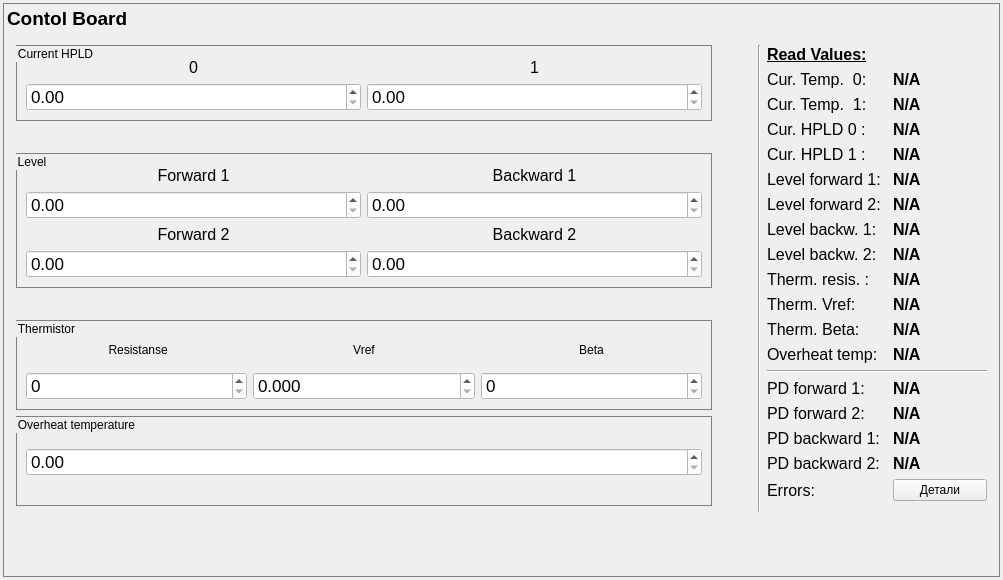
First picture: the form in cb_panel.ui, repository bulkanul/EVO_YFL_1064_GUI_coherent2, before the edit.
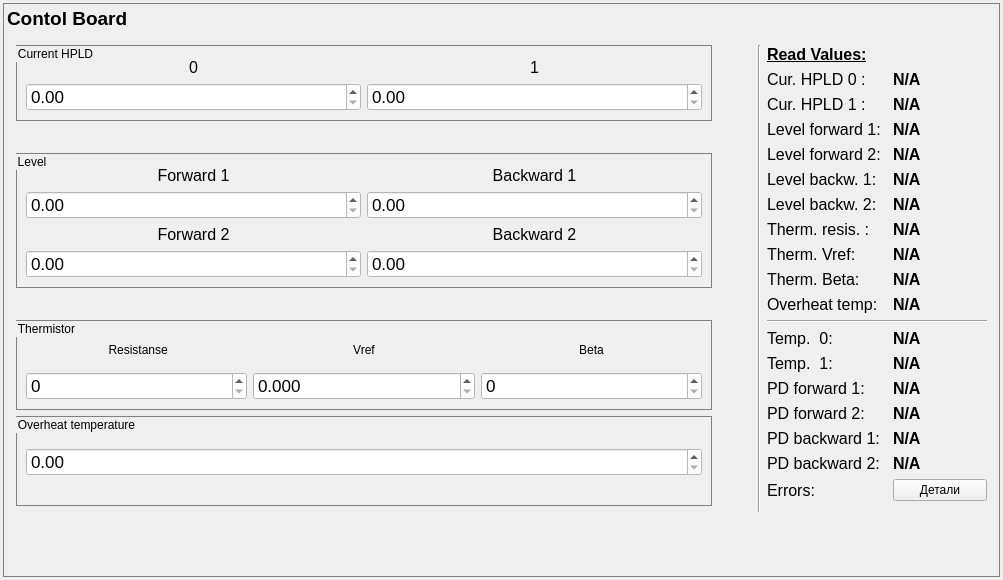
Second picture: the form after the edit.

```diff
--- a/cb_panel.ui
+++ b/cb_panel.ui
@@ -1037,106 +1037,6 @@
            <item>
             <layout class="QFormLayout" name="formLayout">
              <item row="0" column="0">
-              <widget class="QLabel" name="label_50">
-               <property name="minimumSize">
-                <size>
-                 <width>120</width>
-                 <height>0</height>
-                </size>
-               </property>
-               <property name="maximumSize">
-                <size>
-                 <width>120</width>
-                 <height>16777215</height>
-                </size>
-               </property>
-               <property name="font">
-                <font>
-                 <family>Arial</family>
-                 <pointsize>12</pointsize>
-                </font>
-               </property>
-               <property name="text">
-                <string>Cur. Temp.  0:</string>
-               </property>
-              </widget>
-             </item>
-             <item row="0" column="1">
-              <widget class="QLabel" name="cur_temp_0">
-               <property name="minimumSize">
-                <size>
-                 <width>80</width>
-                 <height>0</height>
-                </size>
-               </property>
-               <property name="maximumSize">
-                <size>
-                 <width>80</width>
-                 <height>16777215</height>
-                </size>
-               </property>
-               <property name="font">
-                <font>
-                 <pointsize>12</pointsize>
-                 <bold>true</bold>
-                </font>
-               </property>
-               <property name="text">
-                <string>N/A</string>
-               </property>
-              </widget>
-             </item>
-             <item row="1" column="0">
-              <widget class="QLabel" name="label_56">
-               <property name="minimumSize">
-                <size>
-                 <width>120</width>
-                 <height>0</height>
-                </size>
-               </property>
-               <property name="maximumSize">
-                <size>
-                 <width>120</width>
-                 <height>16777215</height>
-                </size>
-               </property>
-               <property name="font">
-                <font>
-                 <family>Arial</family>
-                 <pointsize>12</pointsize>
-                </font>
-               </property>
-               <property name="text">
-                <string>Cur. Temp.  1:</string>
-               </property>
-              </widget>
-             </item>
-             <item row="1" column="1">
-              <widget class="QLabel" name="cur_temp_1">
-               <property name="minimumSize">
-                <size>
-                 <width>80</width>
-                 <height>0</height>
-                </size>
-               </property>
-               <property name="maximumSize">
-                <size>
-                 <width>80</width>
-                 <height>16777215</height>
-                </size>
-               </property>
-               <property name="font">
-                <font>
-                 <pointsize>12</pointsize>
-                 <bold>true</bold>
-                </font>
-               </property>
-               <property name="text">
-                <string>N/A</string>
-               </property>
-              </widget>
-             </item>
-             <item row="2" column="0">
               <widget class="QLabel" name="label_35">
                <property name="minimumSize">
                 <size>
@@ -1161,7 +1061,7 @@
                </property>
               </widget>
              </item>
-             <item row="2" column="1">
+             <item row="0" column="1">
               <widget class="QLabel" name="hpld_curr_label_0">
                <property name="minimumSize">
                 <size>
@@ -1186,7 +1086,7 @@
                </property>
               </widget>
              </item>
-             <item row="3" column="0">
+             <item row="1" column="0">
               <widget class="QLabel" name="label_36">
                <property name="minimumSize">
                 <size>
@@ -1211,7 +1111,7 @@
                </property>
               </widget>
              </item>
-             <item row="3" column="1">
+             <item row="1" column="1">
               <widget class="QLabel" name="hpld_curr_label_1">
                <property name="minimumSize">
                 <size>
@@ -1236,7 +1136,7 @@
                </property>
               </widget>
              </item>
-             <item row="4" column="0">
+             <item row="2" column="0">
               <widget class="QLabel" name="label_38">
                <property name="minimumSize">
                 <size>
@@ -1261,7 +1161,7 @@
                </property>
               </widget>
              </item>
-             <item row="4" column="1">
+             <item row="2" column="1">
               <widget class="QLabel" name="forward_treashold_label">
                <property name="minimumSize">
                 <size>
@@ -1286,7 +1186,57 @@
                </property>
               </widget>
              </item>
-             <item row="6" column="0">
+             <item row="3" column="0">
+              <widget class="QLabel" name="label_42">
+               <property name="minimumSize">
+                <size>
+                 <width>120</width>
+                 <height>0</height>
+                </size>
+               </property>
+               <property name="maximumSize">
+                <size>
+                 <width>120</width>
+                 <height>16777215</height>
+                </size>
+               </property>
+               <property name="font">
+                <font>
+                 <family>Arial</family>
+                 <pointsize>12</pointsize>
+                </font>
+               </property>
+               <property name="text">
+                <string>Level forward 2:</string>
+               </property>
+              </widget>
+             </item>
+             <item row="3" column="1">
+              <widget class="QLabel" name="forward_treashold_label_2">
+               <property name="minimumSize">
+                <size>
+                 <width>80</width>
+                 <height>0</height>
+                </size>
+               </property>
+               <property name="maximumSize">
+                <size>
+                 <width>80</width>
+                 <height>16777215</height>
+                </size>
+               </property>
+               <property name="font">
+                <font>
+                 <pointsize>12</pointsize>
+                 <bold>true</bold>
+                </font>
+               </property>
+               <property name="text">
+                <string>N/A</string>
+               </property>
+              </widget>
+             </item>
+             <item row="4" column="0">
               <widget class="QLabel" name="label_39">
                <property name="minimumSize">
                 <size>
@@ -1311,7 +1261,7 @@
                </property>
               </widget>
              </item>
-             <item row="6" column="1">
+             <item row="4" column="1">
               <widget class="QLabel" name="backward_treashold_label">
                <property name="minimumSize">
                 <size>
@@ -1336,7 +1286,57 @@
                </property>
               </widget>
              </item>
-             <item row="8" column="0">
+             <item row="5" column="0">
+              <widget class="QLabel" name="label_43">
+               <property name="minimumSize">
+                <size>
+                 <width>120</width>
+                 <height>0</height>
+                </size>
+               </property>
+               <property name="maximumSize">
+                <size>
+                 <width>120</width>
+                 <height>16777215</height>
+                </size>
+               </property>
+               <property name="font">
+                <font>
+                 <family>Arial</family>
+                 <pointsize>12</pointsize>
+                </font>
+               </property>
+               <property name="text">
+                <string>Level backw. 2:</string>
+               </property>
+              </widget>
+             </item>
+             <item row="5" column="1">
+              <widget class="QLabel" name="backward_treashold_label_2">
+               <property name="minimumSize">
+                <size>
+                 <width>80</width>
+                 <height>0</height>
+                </size>
+               </property>
+               <property name="maximumSize">
+                <size>
+                 <width>80</width>
+                 <height>16777215</height>
+                </size>
+               </property>
+               <property name="font">
+                <font>
+                 <pointsize>12</pointsize>
+                 <bold>true</bold>
+                </font>
+               </property>
+               <property name="text">
+                <string>N/A</string>
+               </property>
+              </widget>
+             </item>
+             <item row="6" column="0">
               <widget class="QLabel" name="label_52">
                <property name="minimumSize">
                 <size>
@@ -1361,7 +1361,7 @@
                </property>
               </widget>
              </item>
-             <item row="8" column="1">
+             <item row="6" column="1">
               <widget class="QLabel" name="therm_resis_label">
                <property name="minimumSize">
                 <size>
@@ -1386,7 +1386,7 @@
                </property>
               </widget>
              </item>
-             <item row="9" column="0">
+             <item row="7" column="0">
               <widget class="QLabel" name="label_54">
                <property name="minimumSize">
                 <size>
@@ -1411,7 +1411,7 @@
                </property>
               </widget>
              </item>
-             <item row="9" column="1">
+             <item row="7" column="1">
               <widget class="QLabel" name="therm_vref_label">
                <property name="minimumSize">
                 <size>
@@ -1436,7 +1436,7 @@
                </property>
               </widget>
              </item>
-             <item row="10" column="0">
+             <item row="8" column="0">
               <widget class="QLabel" name="label_53">
                <property name="minimumSize">
                 <size>
@@ -1461,7 +1461,7 @@
                </property>
               </widget>
              </item>
-             <item row="10" column="1">
+             <item row="8" column="1">
               <widget class="QLabel" name="therm_beta_label">
                <property name="minimumSize">
                 <size>
@@ -1486,7 +1486,7 @@
                </property>
               </widget>
              </item>
-             <item row="11" column="0">
+             <item row="9" column="0">
               <widget class="QLabel" name="label_55">
                <property name="minimumSize">
                 <size>
@@ -1511,7 +1511,7 @@
                </property>
               </widget>
              </item>
-             <item row="11" column="1">
+             <item row="9" column="1">
               <widget class="QLabel" name="over_temp_label">
                <property name="minimumSize">
                 <size>
@@ -1536,7 +1536,7 @@
                </property>
               </widget>
              </item>
-             <item row="12" column="0" colspan="2">
+             <item row="10" column="0" colspan="2">
               <widget class="Line" name="line_2">
                <property name="minimumSize">
                 <size>
@@ -1549,6 +1549,106 @@
                </property>
               </widget>
              </item>
+             <item row="11" column="0">
+              <widget class="QLabel" name="label_50">
+               <property name="minimumSize">
+                <size>
+                 <width>120</width>
+                 <height>0</height>
+                </size>
+               </property>
+               <property name="maximumSize">
+                <size>
+                 <width>120</width>
+                 <height>16777215</height>
+                </size>
+               </property>
+               <property name="font">
+                <font>
+                 <family>Arial</family>
+                 <pointsize>12</pointsize>
+                </font>
+               </property>
+               <property name="text">
+                <string>Temp.  0:</string>
+               </property>
+              </widget>
+             </item>
+             <item row="11" column="1">
+              <widget class="QLabel" name="cur_temp_0">
+               <property name="minimumSize">
+                <size>
+                 <width>80</width>
+                 <height>0</height>
+                </size>
+               </property>
+               <property name="maximumSize">
+                <size>
+                 <width>80</width>
+                 <height>16777215</height>
+                </size>
+               </property>
+               <property name="font">
+                <font>
+                 <pointsize>12</pointsize>
+                 <bold>true</bold>
+                </font>
+               </property>
+               <property name="text">
+                <string>N/A</string>
+               </property>
+              </widget>
+             </item>
+             <item row="12" column="0">
+              <widget class="QLabel" name="label_56">
+               <property name="minimumSize">
+                <size>
+                 <width>120</width>
+                 <height>0</height>
+                </size>
+               </property>
+               <property name="maximumSize">
+                <size>
+                 <width>120</width>
+                 <height>16777215</height>
+                </size>
+               </property>
+               <property name="font">
+                <font>
+                 <family>Arial</family>
+                 <pointsize>12</pointsize>
+                </font>
+               </property>
+               <property name="text">
+                <string>Temp.  1:</string>
+               </property>
+              </widget>
+             </item>
+             <item row="12" column="1">
+              <widget class="QLabel" name="cur_temp_1">
+               <property name="minimumSize">
+                <size>
+                 <width>80</width>
+                 <height>0</height>
+                </size>
+               </property>
+               <property name="maximumSize">
+                <size>
+                 <width>80</width>
+                 <height>16777215</height>
+                </size>
+               </property>
+               <property name="font">
+                <font>
+                 <pointsize>12</pointsize>
+                 <bold>true</bold>
+                </font>
+               </property>
+               <property name="text">
+                <string>N/A</string>
+               </property>
+              </widget>
+             </item>
              <item row="13" column="0">
               <widget class="QLabel" name="label_40">
                <property name="minimumSize">
@@ -1599,6 +1699,56 @@
                </property>
               </widget>
              </item>
+             <item row="14" column="0">
+              <widget class="QLabel" name="label_44">
+               <property name="minimumSize">
+                <size>
+                 <width>120</width>
+                 <height>0</height>
+                </size>
+               </property>
+               <property name="maximumSize">
+                <size>
+                 <width>120</width>
+                 <height>16777215</height>
+                </size>
+               </property>
+               <property name="font">
+                <font>
+                 <family>Arial</family>
+                 <pointsize>12</pointsize>
+                </font>
+               </property>
+               <property name="text">
+                <string>PD forward 2:</string>
+               </property>
+              </widget>
+             </item>
+             <item row="14" column="1">
+              <widget class="QLabel" name="pd_forward_2">
+               <property name="minimumSize">
+                <size>
+                 <width>80</width>
+                 <height>0</height>
+                </size>
+               </property>
+               <property name="maximumSize">
+                <size>
+                 <width>80</width>
+                 <height>16777215</height>
+                </size>
+               </property>
+               <property name="font">
+                <font>
+                 <pointsize>12</pointsize>
+                 <bold>true</bold>
+                </font>
+               </property>
+               <property name="text">
+                <string>N/A</string>
+               </property>
+              </widget>
+             </item>
              <item row="15" column="0">
               <widget class="QLabel" name="label_41">
                <property name="minimumSize">
@@ -1649,6 +1799,56 @@
                </property>
               </widget>
              </item>
+             <item row="16" column="0">
+              <widget class="QLabel" name="label_45">
+               <property name="minimumSize">
+                <size>
+                 <width>120</width>
+                 <height>0</height>
+                </size>
+               </property>
+               <property name="maximumSize">
+                <size>
+                 <width>120</width>
+                 <height>16777215</height>
+                </size>
+               </property>
+               <property name="font">
+                <font>
+                 <family>Arial</family>
+                 <pointsize>12</pointsize>
+                </font>
+               </property>
+               <property name="text">
+                <string>PD backward 2:</string>
+               </property>
+              </widget>
+             </item>
+             <item row="16" column="1">
+              <widget class="QLabel" name="pd_backward_2">
+               <property name="minimumSize">
+                <size>
+                 <width>80</width>
+                 <height>0</height>
+                </size>
+               </property>
+               <property name="maximumSize">
+                <size>
+                 <width>80</width>
+                 <height>16777215</height>
+                </size>
+               </property>
+               <property name="font">
+                <font>
+                 <pointsize>12</pointsize>
+                 <bold>true</bold>
+                </font>
+               </property>
+               <property name="text">
+                <string>N/A</string>
+               </property>
+              </widget>
+             </item>
              <item row="17" column="0">
               <widget class="QLabel" name="label_error">
                <property name="minimumSize">
@@ -1681,206 +1881,6 @@
                </property>
               </widget>
              </item>
-             <item row="5" column="0">
-              <widget class="QLabel" name="label_42">
-               <property name="minimumSize">
-                <size>
-                 <width>120</width>
-                 <height>0</height>
-                </size>
-               </property>
-               <property name="maximumSize">
-                <size>
-                 <width>120</width>
-                 <height>16777215</height>
-                </size>
-               </property>
-               <property name="font">
-                <font>
-                 <family>Arial</family>
-                 <pointsize>12</pointsize>
-                </font>
-               </property>
-               <property name="text">
-                <string>Level forward 2:</string>
-               </property>
-              </widget>
-             </item>
-             <item row="7" column="0">
-              <widget class="QLabel" name="label_43">
-               <property name="minimumSize">
-                <size>
-                 <width>120</width>
-                 <height>0</height>
-                </size>
-               </property>
-               <property name="maximumSize">
-                <size>
-                 <width>120</width>
-                 <height>16777215</height>
-                </size>
-               </property>
-               <property name="font">
-                <font>
-                 <family>Arial</family>
-                 <pointsize>12</pointsize>
-                </font>
-               </property>
-               <property name="text">
-                <string>Level backw. 2:</string>
-               </property>
-              </widget>
-             </item>
-             <item row="5" column="1">
-              <widget class="QLabel" name="forward_treashold_label_2">
-               <property name="minimumSize">
-                <size>
-                 <width>80</width>
-                 <height>0</height>
-                </size>
-               </property>
-               <property name="maximumSize">
-                <size>
-                 <width>80</width>
-                 <height>16777215</height>
-                </size>
-               </property>
-               <property name="font">
-                <font>
-                 <pointsize>12</pointsize>
-                 <bold>true</bold>
-                </font>
-               </property>
-               <property name="text">
-                <string>N/A</string>
-               </property>
-              </widget>
-             </item>
-             <item row="7" column="1">
-              <widget class="QLabel" name="backward_treashold_label_2">
-               <property name="minimumSize">
-                <size>
-                 <width>80</width>
-                 <height>0</height>
-                </size>
-               </property>
-               <property name="maximumSize">
-                <size>
-                 <width>80</width>
-                 <height>16777215</height>
-                </size>
-               </property>
-               <property name="font">
-                <font>
-                 <pointsize>12</pointsize>
-                 <bold>true</bold>
-                </font>
-               </property>
-               <property name="text">
-                <string>N/A</string>
-               </property>
-              </widget>
-             </item>
-             <item row="14" column="0">
-              <widget class="QLabel" name="label_44">
-               <property name="minimumSize">
-                <size>
-                 <width>120</width>
-                 <height>0</height>
-                </size>
-               </property>
-               <property name="maximumSize">
-                <size>
-                 <width>120</width>
-                 <height>16777215</height>
-                </size>
-               </property>
-               <property name="font">
-                <font>
-                 <family>Arial</family>
-                 <pointsize>12</pointsize>
-                </font>
-               </property>
-               <property name="text">
-                <string>PD forward 2:</string>
-               </property>
-              </widget>
-             </item>
-             <item row="16" column="0">
-              <widget class="QLabel" name="label_45">
-               <property name="minimumSize">
-                <size>
-                 <width>120</width>
-                 <height>0</height>
-                </size>
-               </property>
-               <property name="maximumSize">
-                <size>
-                 <width>120</width>
-                 <height>16777215</height>
-                </size>
-               </property>
-               <property name="font">
-                <font>
-                 <family>Arial</family>
-                 <pointsize>12</pointsize>
-                </font>
-               </property>
-               <property name="text">
-                <string>PD backward 2:</string>
-               </property>
-              </widget>
-             </item>
-             <item row="14" column="1">
-              <widget class="QLabel" name="pd_forward_2">
-               <property name="minimumSize">
-                <size>
-                 <width>80</width>
-                 <height>0</height>
-                </size>
-               </property>
-               <property name="maximumSize">
-                <size>
-                 <width>80</width>
-                 <height>16777215</height>
-                </size>
-               </property>
-               <property name="font">
-                <font>
-                 <pointsize>12</pointsize>
-                 <bold>true</bold>
-                </font>
-               </property>
-               <property name="text">
-                <string>N/A</string>
-               </property>
-              </widget>
-             </item>
-             <item row="16" column="1">
-              <widget class="QLabel" name="pd_backward_2">
-               <property name="minimumSize">
-                <size>
-                 <width>80</width>
-                 <height>0</height>
-                </size>
-               </property>
-               <property name="maximumSize">
-                <size>
-                 <width>80</width>
-                 <height>16777215</height>
-                </size>
-               </property>
-               <property name="font">
-                <font>
-                 <pointsize>12</pointsize>
-                 <bold>true</bold>
-                </font>
-               </property>
-               <property name="text">
-                <string>N/A</string>
-               </property>
-              </widget>
-             </item>
             </layout>
            </item>
            <item>
```
